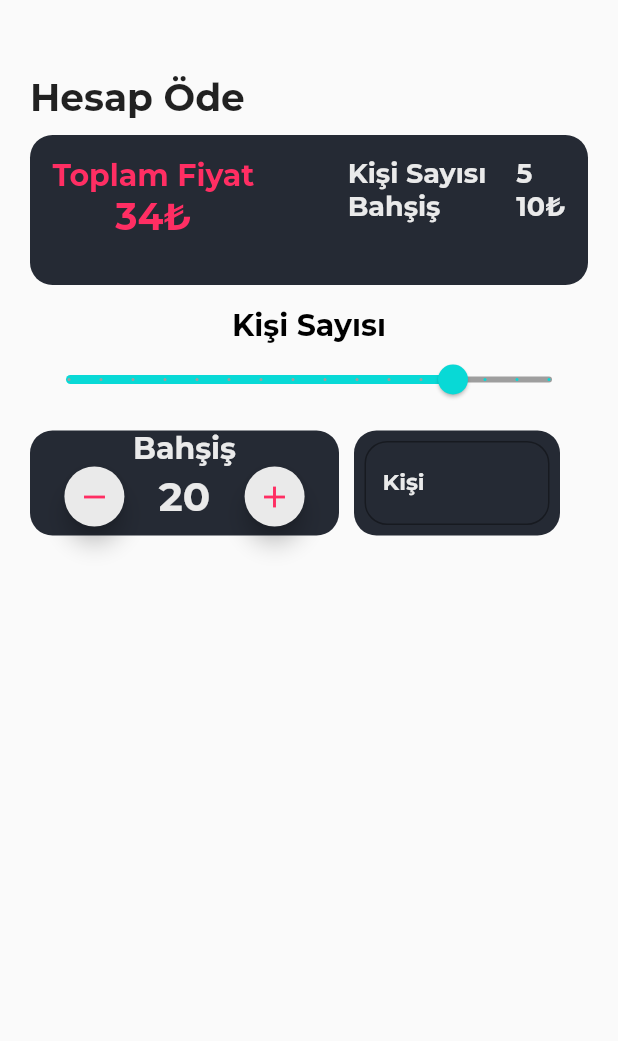
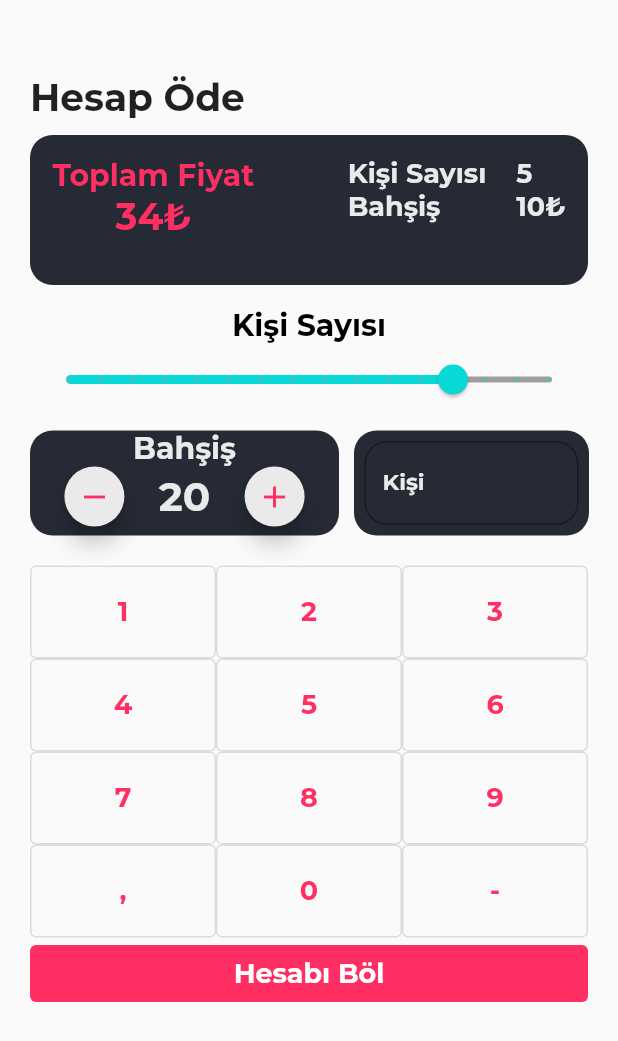
Before and after one commit to ulusoyomer/flutter_hesap_ode, a Flutter app: the screen it shows after launch, on a phone screen of 412 x 824 dp. Shown: the top 1041 px of the screen. Run offline on Flutter 3.47's test engine with Material 2 defaults, Android fonts, the light colour scheme and no system bars; our stand-ins replace google_fonts.

Commit message:
Finished Home Screen Design

```diff
--- a/lib/home.dart
+++ b/lib/home.dart
@@ -19,10 +19,24 @@ class _PayBillState extends State<PayBill> {
     );
   }
 
+  Expanded buildButton(String text) {
+    return Expanded(
+      child: OutlinedButton(
+        style: OutlinedButton.styleFrom(padding: const EdgeInsets.all(20)),
+        onPressed: () {},
+        child: Text(
+          text,
+          style: fontMontserrat(color: const Color.fromRGBO(255, 46, 99, 1)),
+        ),
+      ),
+    );
+  }
+
   @override
   Widget build(BuildContext context) {
     return Scaffold(
-      body: Container(
+      body: SingleChildScrollView(
+        child: Container(
           margin: const EdgeInsets.symmetric(horizontal: 20),
           child: Column(
             children: [
@@ -191,7 +205,7 @@ class _PayBillState extends State<PayBill> {
                     width: 10,
                   ),
                   Container(
-                  width: MediaQuery.of(context).size.width / 3,
+                    width: MediaQuery.of(context).size.width / 2.63,
                     height: 70,
                     decoration: const BoxDecoration(
                       color: Color.fromRGBO(37, 42, 52, 1),
@@ -213,10 +227,53 @@ class _PayBillState extends State<PayBill> {
                         ),
                       ),
                     ),
+                  ),
+                ],
+              ),
+              const SizedBox(
+                height: 20,
+              ),
+              Row(
+                children: [
+                  buildButton("1"),
+                  buildButton("2"),
+                  buildButton("3"),
+                ],
+              ),
+              Row(
+                children: [
+                  buildButton("4"),
+                  buildButton("5"),
+                  buildButton("6"),
+                ],
+              ),
+              Row(
+                children: [
+                  buildButton("7"),
+                  buildButton("8"),
+                  buildButton("9"),
+                ],
+              ),
+              Row(
+                children: [
+                  buildButton(","),
+                  buildButton("0"),
+                  buildButton("-"),
+                ],
+              ),
+              TextButton(
+                style: TextButton.styleFrom(
+                    backgroundColor: const Color.fromRGBO(255, 46, 99, 1)),
+                onPressed: () {},
+                child: Center(
+                  child: Text(
+                    'Hesabı Böl',
+                    style: fontMontserrat(color: Colors.white),
+                  ),
+                ),
               )
             ],
-            )
-          ],
+          ),
         ),
       ),
     );
--- a/pubspec.yaml
+++ b/pubspec.yaml
@@ -1,5 +1,5 @@
 name: hesap_ode
-description: A new Flutter project.
+description: Hesap bolmeye yarayan uygulama.
 
 # The following line prevents the package from being accidentally published to
 # pub.dev using `flutter pub publish`. This is preferred for private packages.
```
Lines whose indentation alone changed are shown as unchanged.
